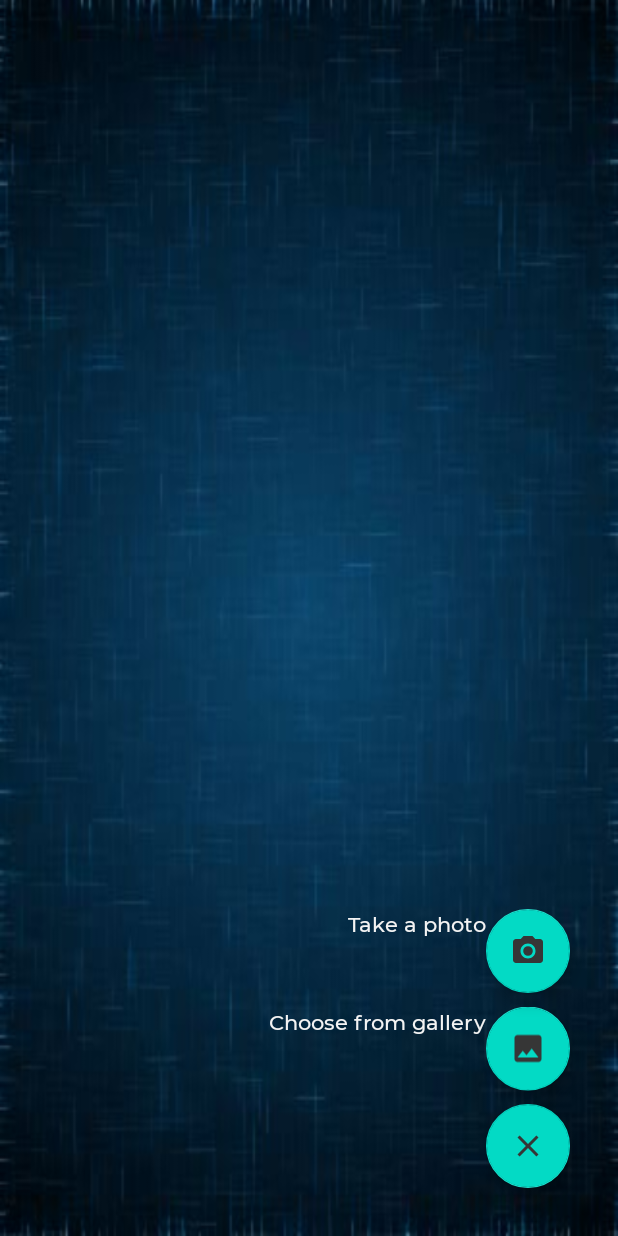
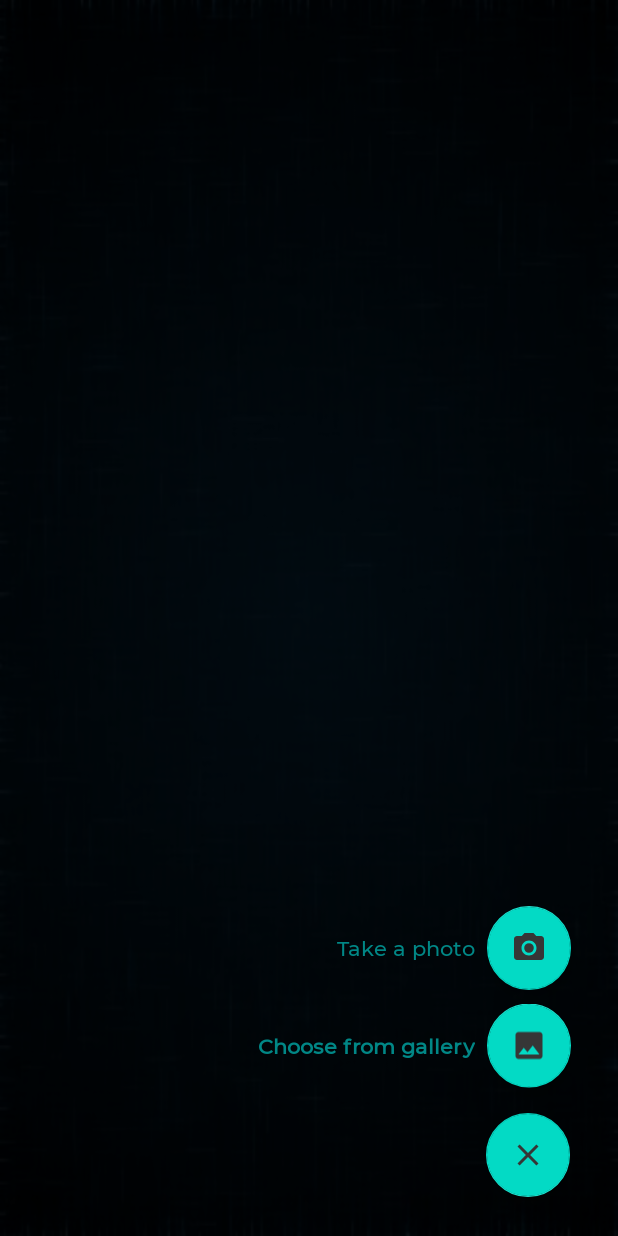
Before and after one commit to HosseinMirzaei47/puzzle, an Android app: the screen it shows after launch (MainActivity), after a tap on "TODO", on a phone screen of 412 x 824 dp. Run offline under Robolectric (Android 15) with nearby library versions, the light colour scheme and no system bars; our stand-ins replace Dagger/Hilt's generated code, data binding; libraries missing offline, so code that uses them is left out: com.airbnb.epoxy, com.karumi.dexter; plain views replace EpoxyRecyclerView; 4 statements that could not run were skipped.

Commit message:
UI improvement.

```diff
--- a/app/src/main/java/com/example/puzzleapp/MainActivity.kt
+++ b/app/src/main/java/com/example/puzzleapp/MainActivity.kt
@@ -29,4 +29,9 @@ class MainActivity : AppCompatActivity() {
                     View.SYSTEM_UI_FLAG_LAYOUT_FULLSCREEN or
                     View.SYSTEM_UI_FLAG_FULLSCREEN)
     }
+
+    override fun onBackPressed() {
+        super.onBackPressed()
+    }
+
 }
--- a/app/src/main/java/com/example/puzzleapp/ui/PuzzlesFragment.kt
+++ b/app/src/main/java/com/example/puzzleapp/ui/PuzzlesFragment.kt
@@ -77,7 +77,7 @@ class PuzzlesFragment : Fragment() {
 
     override fun onViewCreated(view: View, savedInstanceState: Bundle?) {
         super.onViewCreated(view, savedInstanceState)
-
+        setOnViewRootListener()
         setOnFabListeners()
 
         val puzzles = listOf(
@@ -253,6 +253,7 @@ class PuzzlesFragment : Fragment() {
         isFabOpen = true
         binding.fabLayoutGallery.visibility = View.VISIBLE
         binding.fabLayoutCamera.visibility = View.VISIBLE
+        binding.shadowRoot.visibility = View.VISIBLE
 
         binding.tvGallery.visibility = View.VISIBLE
         binding.tvCamera.visibility = View.VISIBLE
@@ -273,6 +274,7 @@ class PuzzlesFragment : Fragment() {
 
         binding.tvGallery.visibility = View.GONE
         binding.tvCamera.visibility = View.GONE
+        binding.shadowRoot.visibility = View.GONE
 
         binding.fabLayoutGallery.animate().translationY(0f)
         binding.fabLayoutCamera.animate().translationY(0f)
@@ -283,12 +285,20 @@ class PuzzlesFragment : Fragment() {
                     if (!isFabOpen) {
                         binding.fabLayoutGallery.visibility = View.GONE
                         binding.fabLayoutCamera.visibility = View.GONE
+                        binding.shadowRoot.visibility = View.GONE
                     }
                 }
 
                 override fun onAnimationCancel(animator: Animator?) {}
                 override fun onAnimationRepeat(animator: Animator?) {}
             })
+    }
+
+    private fun setOnViewRootListener() {
+        binding.shadowRoot.setOnClickListener {
+            binding.shadowRoot.visibility = View.GONE
+            closeFabMenu()
+        }
     }
 
     companion object {
--- a/app/src/main/java/com/example/puzzleapp/utils/ImageSplitter.kt
+++ b/app/src/main/java/com/example/puzzleapp/utils/ImageSplitter.kt
@@ -5,8 +5,6 @@ import android.graphics.*
 import android.graphics.drawable.BitmapDrawable
 import android.widget.ImageView
 import com.example.puzzleapp.models.JigsawPiece
-import java.util.*
-import kotlin.collections.ArrayList
 import kotlin.math.abs
 import kotlin.math.roundToInt
 import kotlin.math.sqrt
@@ -411,14 +409,14 @@ fun splitImage1(
             var border = Paint()
             border.color = -0x7f000001
             border.style = Paint.Style.STROKE
-            border.strokeWidth = 8.0f
+            border.strokeWidth = 25.0f
             canvas.drawPath(path, border)
 
             // draw a black border
             border = Paint()
             border.color = -0x80000000
             border.style = Paint.Style.STROKE
-            border.strokeWidth = 3.0f
+            border.strokeWidth = 12.0f
             canvas.drawPath(path, border)
 
             // set the resulting bitmap to the piece
--- a/app/src/main/res/layout/fragment_puzzles.xml
+++ b/app/src/main/res/layout/fragment_puzzles.xml
@@ -25,7 +25,15 @@
             app:spanCount="2"
             tools:listitem="@layout/epoxy_holder_item_puzzle" />
 
-        <LinearLayout
+        <View
+            android:id="@+id/shadowRoot"
+            android:layout_width="match_parent"
+            android:layout_height="match_parent"
+            android:alpha=".85"
+            android:background="@color/absoluteBlack"
+            android:visibility="gone" />
+
+        <RelativeLayout
             android:id="@+id/fabLayoutGallery"
             android:layout_width="wrap_content"
             android:layout_height="wrap_content"
@@ -40,13 +48,22 @@
                 android:id="@+id/tvGallery"
                 android:layout_width="wrap_content"
                 android:layout_height="wrap_content"
+                android:layout_centerVertical="true"
+                android:layout_marginEnd="@dimen/margin_small"
+                android:layout_marginRight="@dimen/margin_small"
+                android:layout_toStartOf="@id/fabGallery"
+                android:layout_toLeftOf="@id/fabGallery"
                 android:text="@string/choose_from_gallery"
-                android:textColor="@color/whiteGlobalBackground" />
+                android:textColor="@color/teal_700"
+                android:textStyle="bold" />
 
             <com.google.android.material.floatingactionbutton.FloatingActionButton
                 android:id="@+id/fabGallery"
                 android:layout_width="wrap_content"
                 android:layout_height="wrap_content"
+                android:layout_alignParentEnd="true"
+                android:layout_alignParentRight="true"
+                android:layout_centerVertical="true"
                 android:layout_marginEnd="@dimen/margin_normal"
                 android:layout_marginRight="@dimen/margin_normal"
                 android:layout_marginBottom="@dimen/margin_normal"
@@ -55,9 +72,9 @@
                 app:layout_constraintBottom_toBottomOf="parent"
                 app:layout_constraintEnd_toEndOf="parent" />
 
-        </LinearLayout>
+        </RelativeLayout>
 
-        <LinearLayout
+        <RelativeLayout
             android:id="@+id/fabLayoutCamera"
             android:layout_width="wrap_content"
             android:layout_height="wrap_content"
@@ -68,26 +85,32 @@
             app:layout_constraintBottom_toBottomOf="parent"
             app:layout_constraintEnd_toEndOf="parent">
 
+            <com.google.android.material.floatingactionbutton.FloatingActionButton
+                android:id="@+id/fabCamera"
+                android:layout_width="wrap_content"
+                android:layout_height="wrap_content"
+                android:layout_alignParentEnd="true"
+                android:layout_alignParentRight="true"
+                android:layout_centerVertical="true"
+                android:layout_marginEnd="@dimen/margin_normal"
+                android:layout_marginRight="@dimen/margin_normal"
+                android:layout_marginBottom="@dimen/margin_normal"
+                android:contentDescription="@string/todo"
+                android:src="@drawable/ic_camera" />
+
             <TextView
                 android:id="@+id/tvCamera"
                 android:layout_width="wrap_content"
                 android:layout_height="wrap_content"
+                android:layout_centerVertical="true"
+                android:layout_marginEnd="@dimen/margin_small"
+                android:layout_marginRight="@dimen/margin_small"
+                android:layout_toStartOf="@id/fabCamera"
+                android:layout_toLeftOf="@id/fabCamera"
                 android:text="@string/take_a_photo"
-                android:textColor="@color/whiteGlobalBackground" />
+                android:textColor="@color/teal_700" />
 
-            <com.google.android.material.floatingactionbutton.FloatingActionButton
-                android:id="@+id/fabCamera"
-                android:layout_width="wrap_content"
-                android:layout_height="wrap_content"
-                android:layout_marginEnd="@dimen/margin_normal"
-                android:layout_marginRight="@dimen/margin_normal"
-                android:layout_marginBottom="@dimen/margin_normal"
-                android:contentDescription="@string/todo"
-                android:src="@drawable/ic_camera"
-                app:layout_constraintBottom_toBottomOf="parent"
-                app:layout_constraintEnd_toEndOf="parent" />
-
-        </LinearLayout>
+        </RelativeLayout>
 
         <LinearLayout
             android:id="@+id/fabLayoutState"
@@ -105,7 +128,7 @@
                 android:layout_height="wrap_content"
                 android:layout_marginEnd="@dimen/margin_normal"
                 android:layout_marginRight="@dimen/margin_normal"
-                android:layout_marginBottom="@dimen/margin_normal"
+                android:layout_marginBottom="@dimen/margin_ten"
                 android:contentDescription="@string/todo"
                 android:src="@drawable/ic_add"
                 app:layout_constraintBottom_toBottomOf="parent"
--- a/app/src/main/res/values/dimens.xml
+++ b/app/src/main/res/values/dimens.xml
@@ -32,8 +32,8 @@
     <dimen name="design_fab_content_size" tools:override="true">48dp</dimen>
     <dimen name="standard_45">45dp</dimen>
     <dimen name="standard_21">21dp</dimen>
-    <dimen name="standard_65">65dp</dimen>
-    <dimen name="standard_130">130dp</dimen>
+    <dimen name="standard_65">75dp</dimen>
+    <dimen name="standard_130">140dp</dimen>
     <dimen name="standard_12">12dp</dimen>
     <dimen name="standard_23">23dp</dimen>
 
```
Also changed, not shown: app/src/main/java/com/example/puzzleapp/ui/JigsawFragment.kt (+16 -1 lines), app/src/main/java/com/example/puzzleapp/utils/TouchListener.kt (+5 -6 lines).
